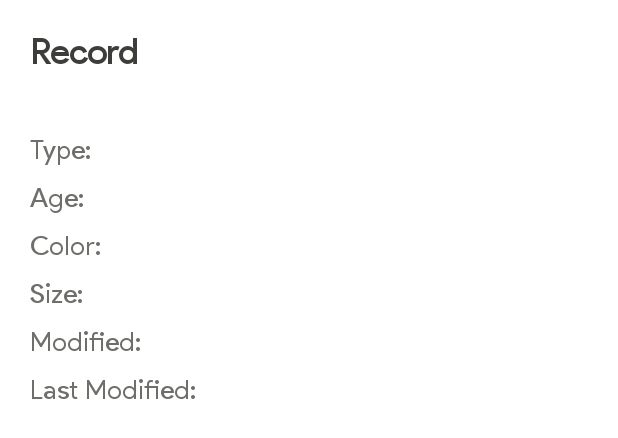
After one commit to charleology/scratch-admin, an Android app: the layout information_dialog.xml on its own in the app's theme, with its tools: preview values and no code run, on a phone screen of 412 x 824 dp. The commit adds this screen. Shown: the top 438 px of the screen. Run offline under Robolectric (Android 15) with nearby library versions, the phone set to English and light mode, and no system bars.

Commit message:
Pet info dialog

```diff
--- /dev/null
+++ b/app/src/main/java/com/example/scratch_admin/InformationDialog.java
@@ -0,0 +1,34 @@
+package com.example.scratch_admin;
+
+import android.content.Context;
+import android.content.DialogInterface;
+import android.text.Html;
+import android.view.View;
+import android.widget.TextView;
+
+import androidx.annotation.NonNull;
+
+import com.google.android.material.dialog.MaterialAlertDialogBuilder;
+
+public class InformationDialog extends MaterialAlertDialogBuilder {
+
+    public InformationDialog(@NonNull Context context){
+        super(context);
+
+        super.setView(R.layout.information_dialog);
+
+        super.setPositiveButton(Html.fromHtml("<b>" + "EDIT" + "</b>"), new DialogInterface.OnClickListener() {
+            @Override
+            public void onClick(DialogInterface dialogInterface, int i) {
+                //code here
+            }
+        });
+
+        super.setNegativeButton(Html.fromHtml("<b>" + "CLOSE" + "</b>"), new DialogInterface.OnClickListener() {
+            @Override
+            public void onClick(DialogInterface dialogInterface, int i) {
+                //code here
+            }
+        });
+    }
+}
--- a/app/src/main/java/com/example/scratch_admin/ManageRecords.java
+++ b/app/src/main/java/com/example/scratch_admin/ManageRecords.java
@@ -79,4 +79,9 @@ public class ManageRecords extends AppCompatActivity {
         Intent i = new Intent(ManageRecords.this,CreateReport.class);
         startActivity(i);
     }
+
+    public void onRecordsClicked(View view){
+        InformationDialog informationDialog = new InformationDialog(ManageRecords.this);
+        informationDialog.show();
+    }
 }
--- a/app/src/main/res/layout/activity_manage_records.xml
+++ b/app/src/main/res/layout/activity_manage_records.xml
@@ -28,6 +28,7 @@
             app:tint="@color/whitey" />
 
         <TextView
+            android:onClick="onRecordsClicked"
             android:layout_width="match_parent"
             android:layout_height="wrap_content"
             android:layout_weight="0.3"
--- /dev/null
+++ b/app/src/main/res/layout/information_dialog.xml
@@ -0,0 +1,181 @@
+<?xml version="1.0" encoding="utf-8"?>
+<LinearLayout xmlns:android="http://schemas.android.com/apk/res/android"
+    android:orientation="vertical"
+    android:layout_width="350dp"
+    android:layout_height="wrap_content"
+    android:paddingVertical="20dp"
+    android:paddingHorizontal="20dp"
+    android:background="@color/nighty"
+    android:id="@+id/infoDialog">
+
+    <TextView
+        android:layout_width="match_parent"
+        android:layout_height="wrap_content"
+        android:text="Record"
+        android:textSize="23sp"
+        android:textColor="@color/darkgray"
+        android:textStyle="bold"/>
+
+    <LinearLayout
+        android:layout_marginTop="40dp"
+        android:layout_width="match_parent"
+        android:layout_height="wrap_content"
+        android:orientation="horizontal"
+        android:weightSum="2">
+
+        <TextView
+            android:layout_width="match_parent"
+            android:layout_height="wrap_content"
+            android:layout_weight="1.5"
+            android:text="Type:"
+            android:textSize="18sp"
+            android:textColor="@color/gray"/>
+
+        <!-- Type Textview-->
+        <TextView
+            android:id="@+id/infoTypeTv"
+            android:layout_width="match_parent"
+            android:layout_height="wrap_content"
+            android:layout_weight="0.5"
+            android:text=""
+            android:textSize="18sp"
+            android:textColor="@color/black"/>
+
+    </LinearLayout>
+
+    <LinearLayout
+        android:layout_marginTop="10dp"
+        android:layout_width="match_parent"
+        android:layout_height="wrap_content"
+        android:orientation="horizontal"
+        android:weightSum="2">
+
+        <TextView
+            android:layout_width="match_parent"
+            android:layout_height="wrap_content"
+            android:layout_weight="1.5"
+            android:text="Age:"
+            android:textSize="18sp"
+            android:textColor="@color/gray"/>
+
+        <!-- Age Textview-->
+        <TextView
+            android:id="@+id/infoAgeTv"
+            android:layout_width="match_parent"
+            android:layout_height="wrap_content"
+            android:layout_weight="0.5"
+            android:text=""
+            android:textSize="18sp"
+            android:textColor="@color/black"/>
+
+    </LinearLayout>
+
+    <LinearLayout
+        android:layout_marginTop="10dp"
+        android:layout_width="match_parent"
+        android:layout_height="wrap_content"
+        android:orientation="horizontal"
+        android:weightSum="2">
+
+        <TextView
+            android:layout_width="match_parent"
+            android:layout_height="wrap_content"
+            android:layout_weight="1.5"
+            android:text="Color:"
+            android:textSize="18sp"
+            android:textColor="@color/gray"/>
+
+        <!-- Color Textview-->
+        <TextView
+            android:id="@+id/infoColorTv"
+            android:layout_width="match_parent"
+            android:layout_height="wrap_content"
+            android:layout_weight="0.5"
+            android:text=""
+            android:textSize="18sp"
+            android:textColor="@color/black"/>
+
+    </LinearLayout>
+
+    <LinearLayout
+        android:layout_marginTop="10dp"
+        android:layout_width="match_parent"
+        android:layout_height="wrap_content"
+        android:orientation="horizontal"
+        android:weightSum="2">
+
+        <TextView
+            android:layout_width="match_parent"
+            android:layout_height="wrap_content"
+            android:layout_weight="1.5"
+            android:text="Size:"
+            android:textSize="18sp"
+            android:textColor="@color/gray"/>
+
+        <!-- Size Textview-->
+        <TextView
+            android:id="@+id/infoSizeTv"
+            android:layout_width="match_parent"
+            android:layout_height="wrap_content"
+            android:layout_weight="0.5"
+            android:text=""
+            android:textSize="18sp"
+            android:textColor="@color/black"/>
+
+    </LinearLayout>
+
+    <LinearLayout
+        android:layout_marginTop="10dp"
+        android:layout_width="match_parent"
+        android:layout_height="wrap_content"
+        android:orientation="horizontal"
+        android:weightSum="2">
+
+        <TextView
+            android:layout_width="match_parent"
+            android:layout_height="wrap_content"
+            android:layout_weight="1.3"
+            android:text="Modified:"
+            android:textSize="18sp"
+            android:textColor="@color/gray"/>
+
+        <!-- Modified Textview-->
+        <TextView
+            android:id="@+id/infoModifiedTv"
+            android:layout_width="match_parent"
+            android:layout_height="wrap_content"
+            android:layout_weight="0.7"
+            android:text=""
+            android:textSize="18sp"
+            android:textColor="@color/black"/>
+
+    </LinearLayout>
+
+    <LinearLayout
+        android:layout_marginTop="10dp"
+        android:layout_width="match_parent"
+        android:layout_height="wrap_content"
+        android:orientation="horizontal"
+        android:weightSum="2">
+
+        <TextView
+            android:layout_width="match_parent"
+            android:layout_height="wrap_content"
+            android:layout_weight="1"
+            android:text="Last Modified:"
+            android:textSize="18sp"
+            android:textColor="@color/gray"/>
+
+        <!-- Last Modified Textview-->
+        <TextView
+            android:id="@+id/infoLastTv"
+            android:layout_width="match_parent"
+            android:layout_height="wrap_content"
+            android:layout_weight="1"
+            android:text=""
+            android:textSize="18sp"
+            android:textColor="@color/black"/>
+
+    </LinearLayout>
+
+</LinearLayout>
--- a/app/src/main/res/values/themes.xml
+++ b/app/src/main/res/values/themes.xml
@@ -2,13 +2,13 @@
     <!-- Base application theme. -->
     <style name="Theme.Scratchadmin" parent="Theme.MaterialComponents.DayNight.DarkActionBar">
         <!-- Primary brand color. -->
-        <item name="colorPrimary">@color/purple_500</item>
-        <item name="colorPrimaryVariant">@color/purple_700</item>
+        <item name="colorPrimary">#fb528b</item>
+        <item name="colorPrimaryVariant">@color/pink</item>
         <item name="colorOnPrimary">@color/white</item>
         <!-- Secondary brand color. -->
-        <item name="colorSecondary">@color/teal_200</item>
-        <item name="colorSecondaryVariant">@color/teal_700</item>
-        <item name="colorOnSecondary">@color/black</item>
+        <item name="colorSecondary">#d81c60</item>
+        <item name="colorSecondaryVariant">@color/darkpink</item>
+        <item name="colorOnSecondary">@color/pink</item>
         <!-- Status bar color. -->
         <item name="android:statusBarColor" tools:targetApi="l">@android:color/transparent</item>
         <!-- Customize your theme here. -->
```
